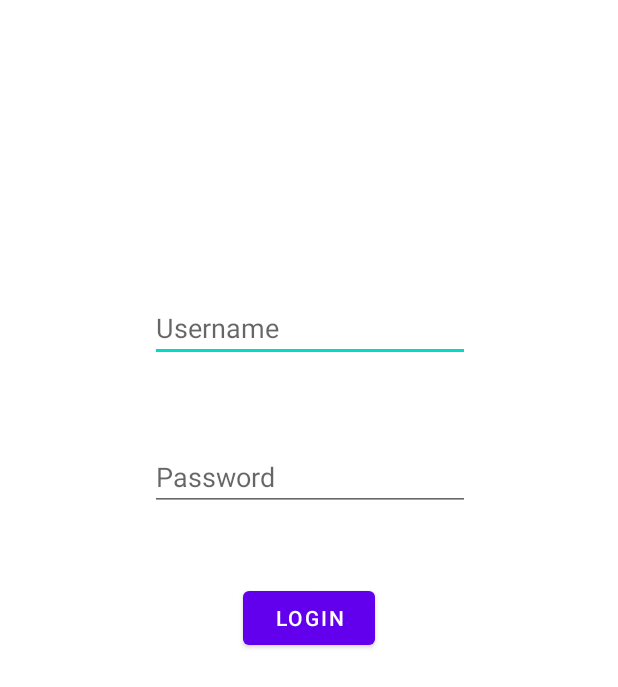
After one commit to raffaelefranco/GreenBus, an Android app: the layout activity_login.xml on its own in the app's theme, with its tools: preview values and no code run, on a phone screen of 412 x 824 dp. The commit adds this screen. Shown: the top 687 px of the screen. Run offline under Robolectric (Android 15) with nearby library versions, the phone set to English and light mode, and no system bars.

Commit message:
Created login activity

```diff
--- /dev/null
+++ b/app/src/main/res/layout/activity_login.xml
@@ -0,0 +1,46 @@
+<?xml version="1.0" encoding="utf-8"?>
+<androidx.constraintlayout.widget.ConstraintLayout xmlns:android="http://schemas.android.com/apk/res/android"
+    xmlns:app="http://schemas.android.com/apk/res-auto"
+    xmlns:tools="http://schemas.android.com/tools"
+    android:layout_width="match_parent"
+    android:layout_height="match_parent"
+    tools:context=".LoginActivity">
+
+    <EditText
+        android:id="@+id/username"
+        android:layout_width="wrap_content"
+        android:layout_height="wrap_content"
+        android:ems="10"
+        android:inputType="textPersonName"
+        android:hint="@string/username"
+        app:layout_constraintBottom_toBottomOf="parent"
+        app:layout_constraintEnd_toEndOf="parent"
+        app:layout_constraintHorizontal_bias="0.502"
+        app:layout_constraintStart_toStartOf="parent"
+        app:layout_constraintTop_toTopOf="parent"
+        app:layout_constraintVertical_bias="0.252" />
+
+    <EditText
+        android:id="@+id/password"
+        android:layout_width="wrap_content"
+        android:layout_height="wrap_content"
+        android:ems="10"
+        android:inputType="textPassword"
+        android:hint="@string/password"
+        app:layout_constraintBottom_toBottomOf="parent"
+        app:layout_constraintEnd_toEndOf="parent"
+        app:layout_constraintHorizontal_bias="0.502"
+        app:layout_constraintStart_toStartOf="parent"
+        app:layout_constraintTop_toTopOf="parent"
+        app:layout_constraintVertical_bias="0.379" />
+
+    <Button
+        android:id="@+id/button"
+        android:layout_width="wrap_content"
+        android:layout_height="wrap_content"
+        android:text="@string/login"
+        app:layout_constraintBottom_toBottomOf="parent"
+        app:layout_constraintEnd_toEndOf="parent"
+        app:layout_constraintStart_toStartOf="parent"
+        app:layout_constraintTop_toTopOf="parent" />
+</androidx.constraintlayout.widget.ConstraintLayout>
--- a/app/src/main/res/values/strings.xml
+++ b/app/src/main/res/values/strings.xml
@@ -1,13 +1,8 @@
 <resources>
     <string name="app_name">CityApplication</string>
+    <string name="username">Username</string>
+    <string name="password">Password</string>
+    <string name="login">Login</string>
     <string name="routes">routes</string>
-    <!-- Strings related to login -->
-    <string name="prompt_email">Email</string>
-    <string name="prompt_password">Password</string>
-    <string name="action_sign_in">Sign in or register</string>
-    <string name="action_sign_in_short">Sign in</string>
-    <string name="welcome">"Welcome!"</string>
-    <string name="invalid_username">Not a valid username</string>
-    <string name="invalid_password">Password must be >5 characters</string>
-    <string name="login_failed">"Login failed"</string>
+    <string name="login_failed">Login failed</string>
 </resources>
```
Also changed, not shown: app/src/main/AndroidManifest.xml (+9 -7 lines), app/src/main/java/it/unisannio/cityapplication/LoginActivity.java (added, +40 -0 lines), app/src/main/java/it/unisannio/cityapplication/MainActivity.java (+17 -9 lines), app/src/main/java/it/unisannio/cityapplication/MapActivity.java (+8 -3 lines), app/src/main/java/it/unisannio/cityapplication/Wrapper.java (deleted, +0 -17 lines).
